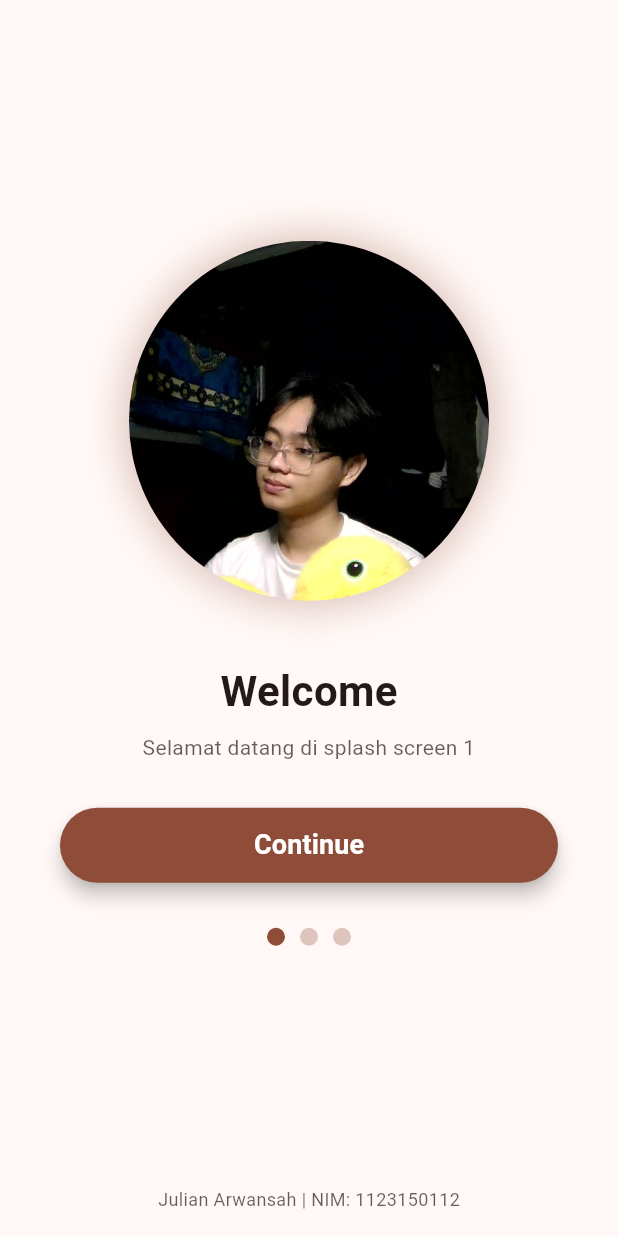
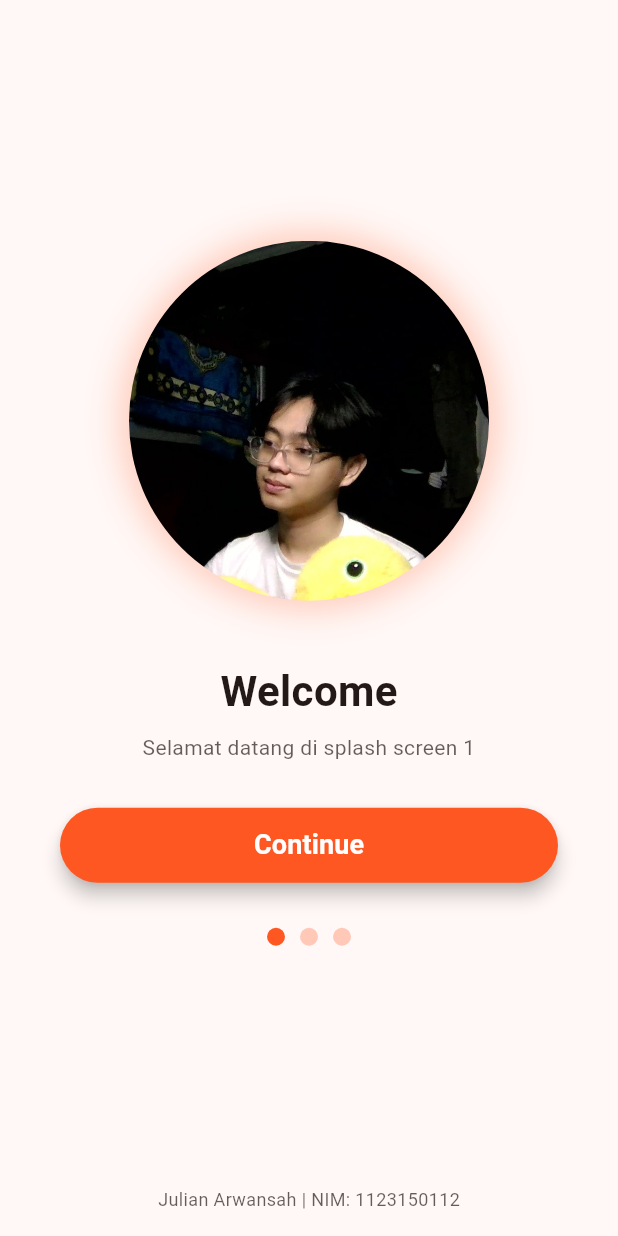
Before and after one commit to Julianarwansah/KB1179-1123150112-uts, a Flutter app: the screen it shows after launch, on a phone screen of 412 x 824 dp. Run offline on Flutter 3.47's test engine with Material 3 defaults, Android fonts, the light colour scheme and no system bars.

Commit message:
enhance splash screen 1 with improved styling and button functionality

```diff
--- a/lib/splash_screen/splash_screen1.dart
+++ b/lib/splash_screen/splash_screen1.dart
@@ -6,10 +6,16 @@ class JulSplashScreen extends StatelessWidget {
 
   @override
   Widget build(BuildContext context) {
-    final colorScheme = Theme.of(context).colorScheme;
-
-    return Scaffold(
-      backgroundColor: colorScheme.surface,
+    return MaterialApp(
+      theme: ThemeData(
+        useMaterial3: true,
+        colorScheme: ColorScheme.fromSeed(
+          seedColor: Colors.deepOrange,
+          brightness: Brightness.light,
+        ),
+      ),
+      home: Scaffold(
+        backgroundColor: Theme.of(context).colorScheme.surface,
         body: Column(
           mainAxisAlignment: MainAxisAlignment.center,
           children: [
@@ -19,10 +25,10 @@ class JulSplashScreen extends StatelessWidget {
               width: 240,
               decoration: BoxDecoration(
                 shape: BoxShape.circle,
-              color: colorScheme.primaryContainer,
+                color: Theme.of(context).colorScheme.primaryContainer,
                 boxShadow: [
                   BoxShadow(
-                  color: colorScheme.primary.withValues(alpha: 0.3),
+                    color: Colors.deepOrange.withAlpha(76),
                     blurRadius: 20,
                     spreadRadius: 5,
                   ),
@@ -41,7 +47,7 @@ class JulSplashScreen extends StatelessWidget {
               style: TextStyle(
                 fontSize: 28,
                 fontWeight: FontWeight.bold,
-              color: colorScheme.onSurface,
+                color: Theme.of(context).colorScheme.onSurface,
               ),
             ),
 
@@ -54,7 +60,7 @@ class JulSplashScreen extends StatelessWidget {
                 textAlign: TextAlign.center,
                 style: TextStyle(
                   fontSize: 14,
-                color: colorScheme.onSurface.withValues(alpha: 0.7),
+                  color: Theme.of(context).colorScheme.onSurface.withAlpha(179),
                 ),
               ),
             ),
@@ -77,7 +83,7 @@ class JulSplashScreen extends StatelessWidget {
                     );
                   },
                   style: ElevatedButton.styleFrom(
-                  backgroundColor: colorScheme.primary,
+                    backgroundColor: Colors.deepOrange,
                     foregroundColor: Colors.white,
                     shape: RoundedRectangleBorder(
                       borderRadius: BorderRadius.circular(25),
@@ -100,11 +106,11 @@ class JulSplashScreen extends StatelessWidget {
             Row(
               mainAxisAlignment: MainAxisAlignment.center,
               children: [
-              _buildDot(colorScheme.primary),
+                _buildDot(Colors.deepOrange),
                 const SizedBox(width: 10),
-              _buildDot(colorScheme.primary.withValues(alpha: 0.3)),
+                _buildDot(Colors.deepOrange.withAlpha(76)),
                 const SizedBox(width: 10),
-              _buildDot(colorScheme.primary.withValues(alpha: 0.3)),
+                _buildDot(Colors.deepOrange.withAlpha(76)),
               ],
             ),
 
@@ -116,11 +122,12 @@ class JulSplashScreen extends StatelessWidget {
                 "Julian Arwansah | NIM: 1123150112",
                 style: TextStyle(
                   fontSize: 12,
-                color: colorScheme.onSurface.withValues(alpha: 0.7),
+                  color: Theme.of(context).colorScheme.onSurface.withAlpha(179),
                 ),
               ),
             ),
           ],
+        ),
       ),
     );
   }
```
Lines whose indentation alone changed are shown as unchanged.
